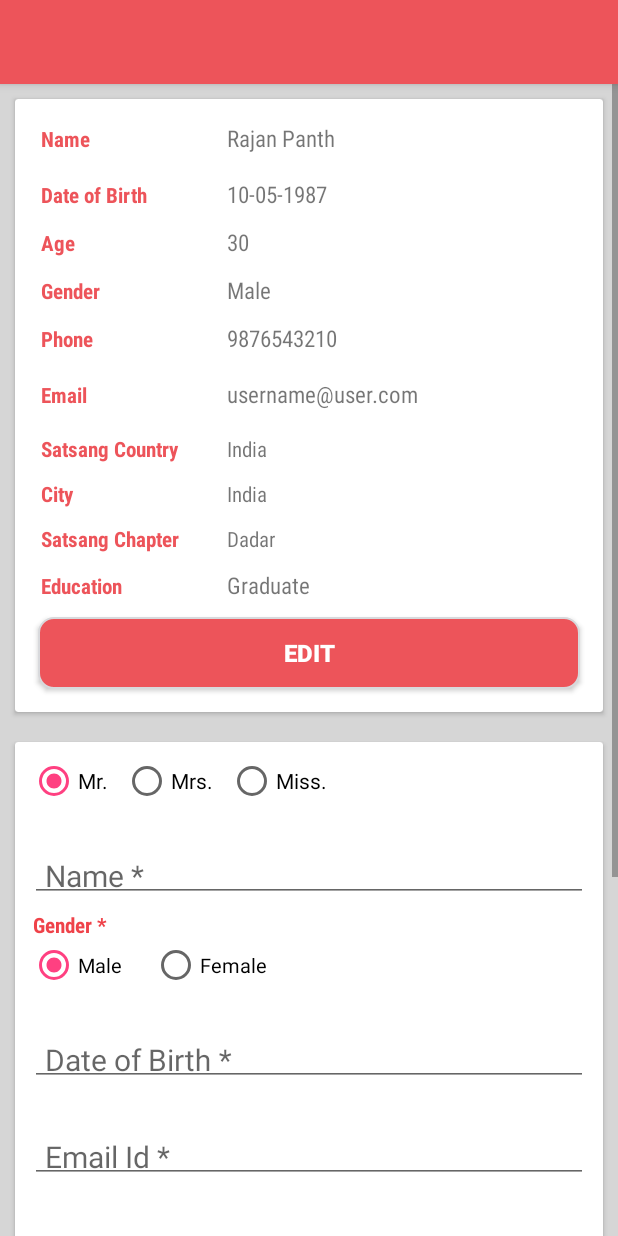
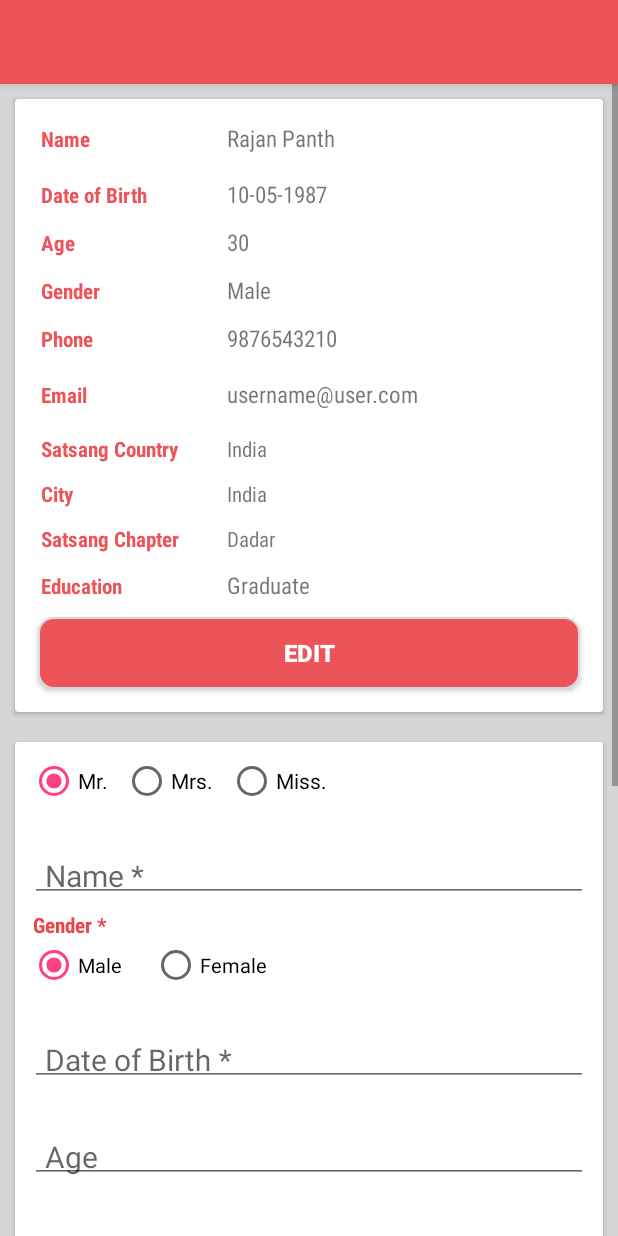
Before and after one commit to dhananjayt28/Gurukul-Android-App-Marg, an Android app: the layout activity_view_profile.xml on its own in the app's theme, with its tools: preview values and no code run, on a phone screen of 412 x 824 dp. Run offline under Robolectric (Android 15) with nearby library versions, the phone set to English and light mode, and no system bars; network calls fail.

Commit message:
City work Done

```diff
--- a/app/src/main/res/layout/activity_view_profile.xml
+++ b/app/src/main/res/layout/activity_view_profile.xml
@@ -575,7 +575,7 @@
                             android:textSize="20sp" />
                     </android.support.design.widget.TextInputLayout>
 
-                    <!--<android.support.design.widget.TextInputLayout
+                    <android.support.design.widget.TextInputLayout
                         android:layout_width="match_parent"
                         android:layout_height="wrap_content">
 
@@ -592,7 +592,7 @@
                             android:textColor="#6C7A89"
                             android:textColorHint="@color/colorEditText"
                             android:textSize="20sp" />
-                    </android.support.design.widget.TextInputLayout>-->
+                    </android.support.design.widget.TextInputLayout>
 
                     <android.support.design.widget.TextInputLayout
                         android:layout_width="match_parent"
@@ -643,6 +643,30 @@
 
                     <Spinner
                         android:id="@+id/spinner_country"
+                        android:layout_width="match_parent"
+                        android:layout_height="54dp"
+                        android:gravity="center|start"
+                        android:imeOptions="actionNext"
+                        android:inputType="textPassword"
+                        android:maxLines="1"
+                        android:padding="10dp"
+                        android:textSize="20sp" />
+
+                    <TextView
+                        android:layout_width="match_parent"
+                        android:layout_height="wrap_content"
+                        android:fontFamily="sans-serif-condensed"
+                        android:paddingStart="2dp"
+                        android:paddingTop="5dp"
+                        android:paddingEnd="2dp"
+                        android:paddingBottom="1dp"
+                        android:text="Satsang City *"
+                        android:textColor="@color/colorPrimaryDeep"
+                        android:textSize="14sp"
+                        android:textStyle="bold" />
+
+                    <Spinner
+                        android:id="@+id/spinner_city"
                         android:layout_width="match_parent"
                         android:layout_height="54dp"
                         android:gravity="center|start"
--- a/app/src/main/res/values/strings.xml
+++ b/app/src/main/res/values/strings.xml
@@ -174,8 +174,8 @@
     <string name="enter_your_phone_number">Enter Your Phone Number</string>
     <string name="select_date">Select Date</string>
     <string name="date_of_birth">Date of Birth *</string>
-    <string name="chapter">Chapter</string>
-    <string name="country">Country *</string>
+    <string name="chapter">Satsang Chapter </string>
+    <string name="country">Satsang Country *</string>
     <string name="selectcountry">Select Country *</string>
     <string name="enter_the_year_you_join">Enter The Year You Join</string>
     <string name="comment">Comment To Approver</string>
```
Also changed, not shown: app/src/main/java/in/jivanmuktas/www/marg/activity/ViewProfile.java (+64 -1 lines).
